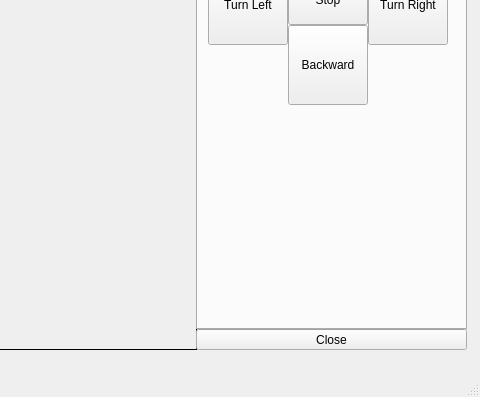
Qt form supplementary/gui_v1.ui (msumccoy/robotics) before a commit; both pictures show x 254 to 734 and y 151 to 548 of the 734 by 548 pixel window.
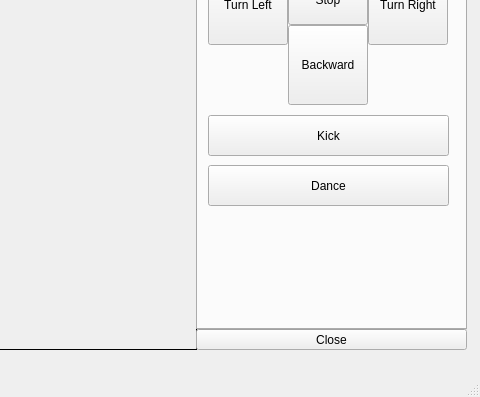
The same form after that commit. The open tabs and pages were chosen to show the change.

Commit message: Up date QTdesigner file to represent current GUI layout

What changed in the file:
```diff
--- a/supplementary/gui_v1.ui
+++ b/supplementary/gui_v1.ui
@@ -484,6 +484,32 @@
        </property>
       </widget>
      </widget>
+     <widget class="QPushButton" name="btn_kick">
+      <property name="geometry">
+       <rect>
+        <x>10</x>
+        <y>230</y>
+        <width>241</width>
+        <height>41</height>
+       </rect>
+      </property>
+      <property name="text">
+       <string>Kick</string>
+      </property>
+     </widget>
+     <widget class="QPushButton" name="btn_dance">
+      <property name="geometry">
+       <rect>
+        <x>10</x>
+        <y>280</y>
+        <width>241</width>
+        <height>41</height>
+       </rect>
+      </property>
+      <property name="text">
+       <string>Dance</string>
+      </property>
+     </widget>
     </widget>
    </widget>
   </widget>
```
Left out of the diff: 2 changed lines with no effect on the pictures.
